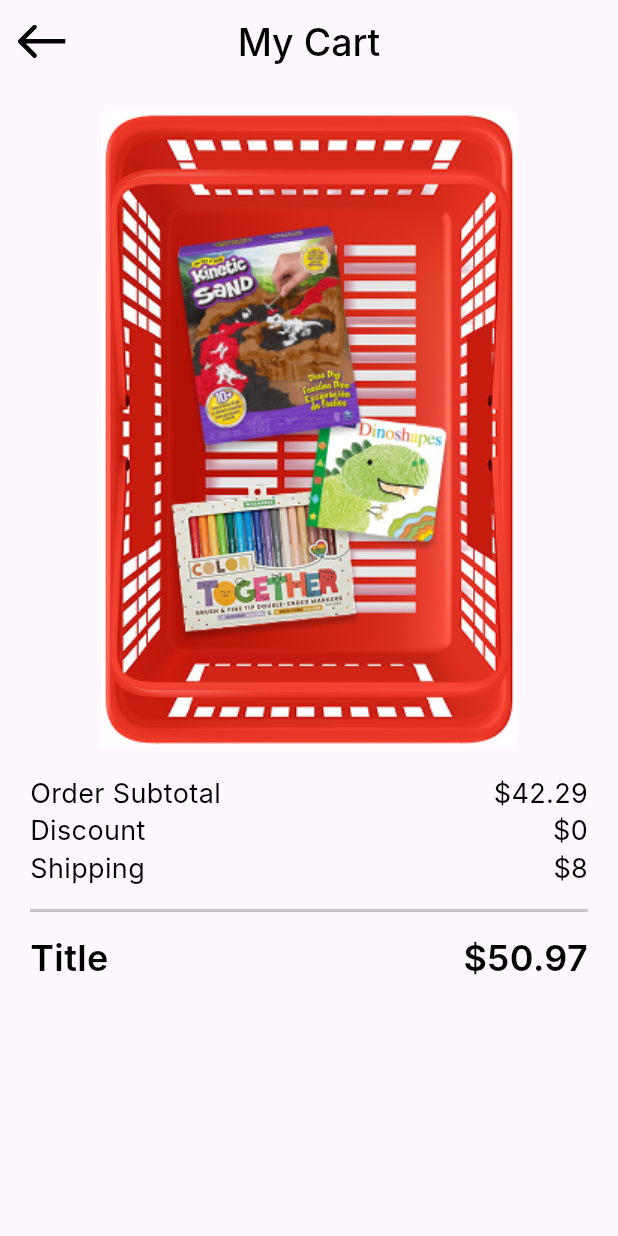
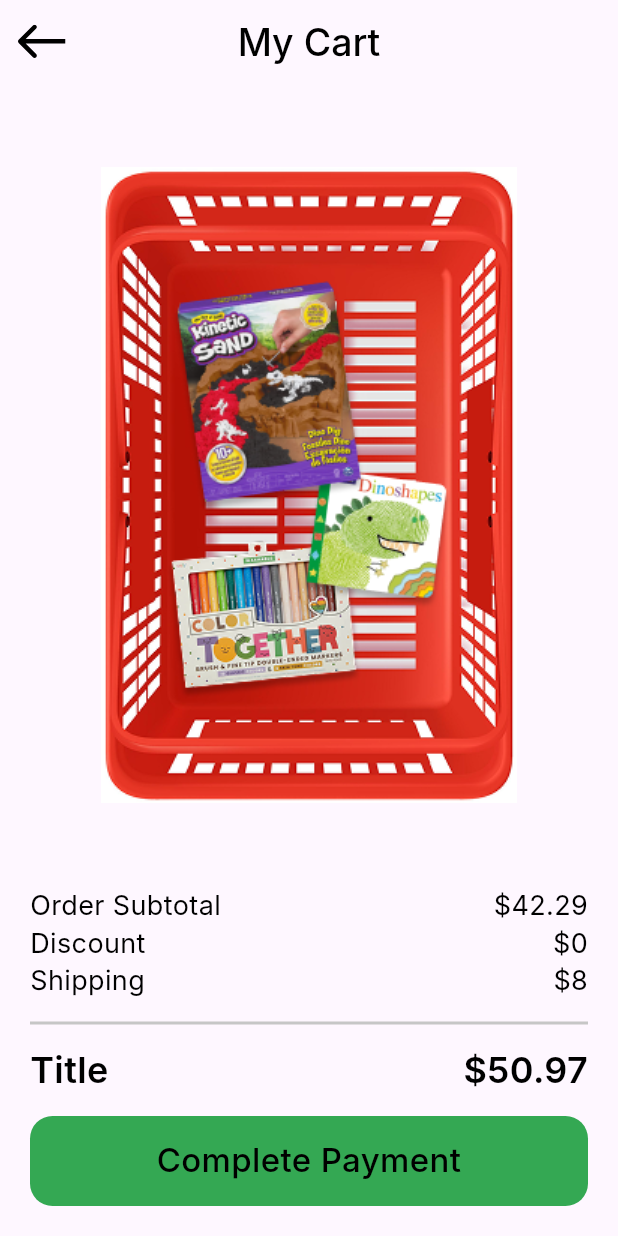
Before and after one commit to MohamedElnegouly/Payment-Integration, a Flutter app: the screen it shows after launch, on a phone screen of 412 x 824 dp. Run offline on Flutter 3.47's test engine with Material 3 defaults, Android fonts, the phone set to English and light mode, and no system bars; our stand-ins replace flutter_svg; Roboto replaces fonts that are missing (Inter).

Commit message:
my cart view done

```diff
--- /dev/null
+++ b/lib/core/widgets/custom_button.dart
@@ -0,0 +1,31 @@
+import 'package:flutter/widgets.dart';
+import 'package:payment_integration/core/utils/styles.dart';
+
+class CustomButton extends StatelessWidget {
+  const CustomButton({super.key, this.onTap, required this.buttonText});
+  final void Function()? onTap;
+  final String buttonText;
+  @override
+  Widget build(BuildContext context) {
+    return GestureDetector(
+      onTap: onTap,
+      child: Container(
+        width: double.infinity,
+        height: 60,
+        decoration: ShapeDecoration(
+          color: const Color(0xFF34A853),
+          shape: RoundedRectangleBorder(
+            borderRadius: BorderRadius.circular(15),
+          ),
+        ),
+        child: Center(
+          child: Text(
+            buttonText,
+            textAlign: TextAlign.center,
+            style: Styles.style22,
+          ),
+        ),
+      ),
+    );
+  }
+}
--- a/lib/features/checkout/presentation/views/widgets/my_cart_view_body.dart
+++ b/lib/features/checkout/presentation/views/widgets/my_cart_view_body.dart
@@ -1,4 +1,5 @@
 import 'package:flutter/material.dart';
+import 'package:payment_integration/core/widgets/custom_button.dart';
 import 'package:payment_integration/features/checkout/presentation/views/widgets/order_Info_Item.dart';
 import 'package:payment_integration/features/checkout/presentation/views/widgets/total_price.dart';
 
@@ -12,7 +13,7 @@ class MyCartViewBody extends StatelessWidget {
       child: Column(
         children: [
           SizedBox(height: 18),
-          Image.asset('assets/images/basket.png'),
+          Expanded(child: Image.asset('assets/images/basket.png')),
           SizedBox(height: 20),
           OrderInfoItem(title: 'Order Subtotal', value: r'$42.29'),
           SizedBox(height: 3),
@@ -21,6 +22,9 @@ class MyCartViewBody extends StatelessWidget {
           OrderInfoItem(title: 'Shipping', value: r'$8'),
           const Divider(thickness: 2, color: Color(0xFFC6C6C6), height: 34),
           TotalPrice(title: 'Title', value: r'$50.97'),
+          SizedBox(height: 16),
+          CustomButton(onTap: () {}, buttonText: 'Complete Payment'),
+          SizedBox(height: 20),
         ],
       ),
     );
```
